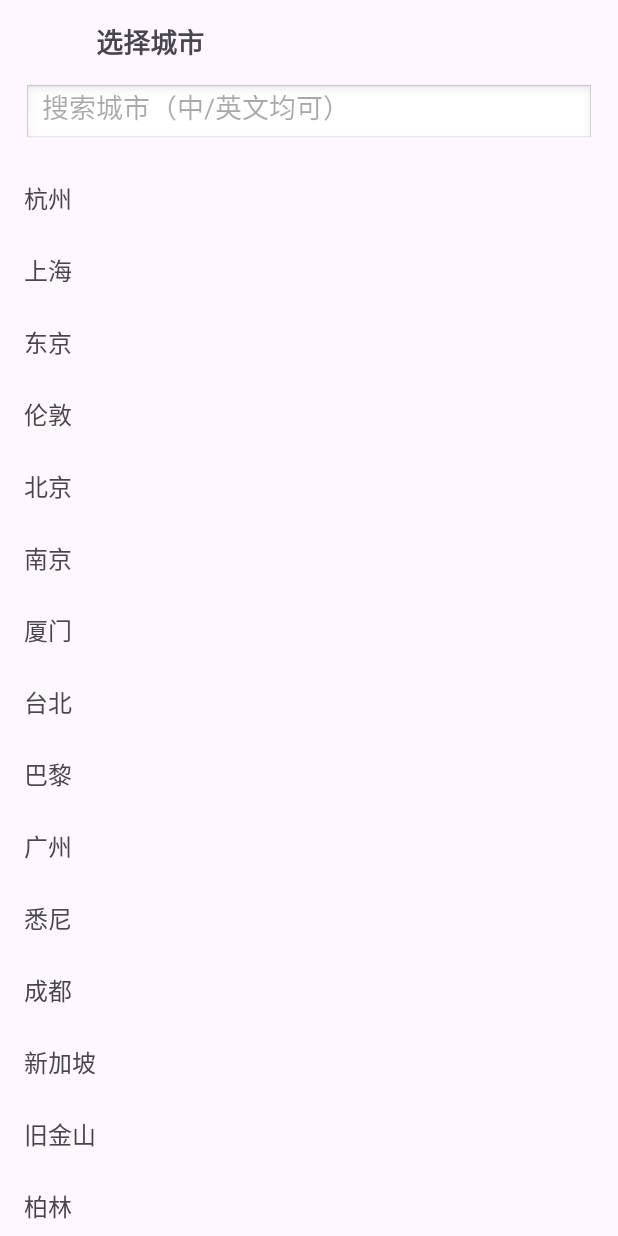
After one commit to SeanidHau/DressCode, an Android app: the CitySelectActivity screen opened directly, with no data from a screen before it, on a phone screen of 412 x 824 dp. The commit adds this screen. Run offline under Robolectric (Android 15) with nearby library versions, the phone set to English and light mode, and no system bars; our stand-ins replace Room's generated code.

Commit message:
feat(weather): add city selection page, Chinese city names, and weather description mapping
- Implemented CitySelectActivity with RecyclerView, search, and city selection
- Added built-in city dataset (Chinese displayName + English queryName)
- Updated CityEntity structure and Room version/schema
- Added insertCityIfNotExists() and countByQueryName() for safe initialization
- Updated WeatherRepository refresh logic to use queryName and store Chinese names
- Added WeatherTextMapper for English→Chinese weather description mapping
- Updated WeatherFragment to display Chinese city/weather names
- Updated CityAdapter to use displayName

```diff
--- a/app/src/main/AndroidManifest.xml
+++ b/app/src/main/AndroidManifest.xml
@@ -3,6 +3,7 @@
     xmlns:tools="http://schemas.android.com/tools">
     <uses-permission android:name="android.permission.INTERNET" />
     <uses-permission android:name="android.permission.ACCESS_FINE_LOCATION" />
+    <uses-permission android:name="android.permission.ACCESS_COARSE_LOCATION" />
 
     <application
         android:allowBackup="true"
@@ -22,6 +23,9 @@
                 <category android:name="android.intent.category.LAUNCHER" />
             </intent-filter>
         </activity>
+        <activity
+            android:name=".ui.weather.CitySelectActivity"
+            android:exported="false" />
     </application>
 
 </manifest>
--- a/app/src/main/java/com/dresscode/app/data/local/AppDatabase.java
+++ b/app/src/main/java/com/dresscode/app/data/local/AppDatabase.java
@@ -16,7 +16,7 @@ import com.dresscode.app.data.local.entity.WeatherCacheEntity;
                 CityEntity.class,
                 WeatherCacheEntity.class
         },
-        version = 1,
+        version = 2,
         exportSchema = false
 )
 public abstract class AppDatabase extends RoomDatabase {
--- a/app/src/main/java/com/dresscode/app/data/local/dao/CityDao.java
+++ b/app/src/main/java/com/dresscode/app/data/local/dao/CityDao.java
@@ -20,7 +20,7 @@ public interface CityDao {
     @Update
     void updateCity(CityEntity city);
 
-    @Query("SELECT * FROM city ORDER BY isCurrent DESC, name ASC")
+    @Query("SELECT * FROM city ORDER BY isCurrent DESC, displayName ASC")
     LiveData<List<CityEntity>> getAllCities();
 
     @Query("SELECT * FROM city WHERE isCurrent = 1 LIMIT 1")
@@ -31,4 +31,7 @@ public interface CityDao {
 
     @Query("UPDATE city SET isCurrent = 1 WHERE id = :cityId")
     void setCurrentCity(int cityId);
+
+    @Query("SELECT COUNT(*) FROM city WHERE queryName = :queryName")
+    int countByQueryName(String queryName);
 }
--- a/app/src/main/java/com/dresscode/app/data/local/entity/CityEntity.java
+++ b/app/src/main/java/com/dresscode/app/data/local/entity/CityEntity.java
@@ -10,16 +10,26 @@ public class CityEntity {
     @PrimaryKey(autoGenerate = true)
     public int id;
 
+    /** 中文显示名，比如 "上海"、"杭州"、"纽约" */
     @NonNull
-    public String name;
+    public String displayName;
+
+    /** 用于 OpenWeather 查询的英文名，比如 "Shanghai"、"Hangzhou"、"New York" */
+    @NonNull
+    public String queryName;
 
     public double lat;
     public double lng;
 
     public boolean isCurrent;
 
-    public CityEntity(@NonNull String name, double lat, double lng, boolean isCurrent) {
-        this.name = name;
+    public CityEntity(@NonNull String displayName,
+                      @NonNull String queryName,
+                      double lat,
+                      double lng,
+                      boolean isCurrent) {
+        this.displayName = displayName;
+        this.queryName = queryName;
         this.lat = lat;
         this.lng = lng;
         this.isCurrent = isCurrent;
--- a/app/src/main/java/com/dresscode/app/data/repository/WeatherRepository.java
+++ b/app/src/main/java/com/dresscode/app/data/repository/WeatherRepository.java
@@ -13,6 +13,7 @@ import com.dresscode.app.data.remote.RetrofitClient;
 import com.dresscode.app.data.remote.api.WeatherApi;
 import com.dresscode.app.common.ApiKeys;
 import com.dresscode.app.model.WeatherResponse;
+import com.dresscode.app.utils.WeatherTextMapper;
 
 import java.util.List;
 import java.util.concurrent.ExecutorService;
@@ -73,13 +74,22 @@ public class WeatherRepository {
         });
     }
 
+    public void insertCityIfNotExists(CityEntity city) {
+        executor.execute(() -> {
+            int count = cityDao.countByQueryName(city.queryName);
+            if (count == 0) {
+                long id = cityDao.insertCity(city);
+                city.id = (int) id;
+            }
+        });
+    }
+
     /** 从后端刷新天气并写入 Room */
     public void refreshWeatherForCity(CityEntity city, Runnable onSuccess, Runnable onError) {
-        // 使用 OpenWeather API 按城市名查询
         Call<WeatherResponse> call = weatherApi.getCurrentWeather(
-                city.name,
+                city.queryName,
                 ApiKeys.OPEN_WEATHER_API_KEY,
-                "metric"   // 使用摄氏度
+                "metric"
         );
 
         call.enqueue(new Callback<WeatherResponse>() {
@@ -88,16 +98,16 @@ public class WeatherRepository {
                 if (response.isSuccessful() && response.body() != null) {
                     WeatherResponse body = response.body();
 
-                    String name = body.cityName != null ? body.cityName : city.name;
+                    String name = body.cityName != null ? body.cityName : city.queryName;
                     double temp = (body.main != null) ? body.main.temp : 0.0;
                     String desc = null;
                     if (body.weather != null && !body.weather.isEmpty()) {
-                        desc = body.weather.get(0).description;
+                        desc = WeatherTextMapper.toChinese(body.weather.get(0).description);
                     }
 
                     WeatherCacheEntity entity = new WeatherCacheEntity(
                             city.id,
-                            name,
+                            city.displayName,
                             temp,
                             desc,
                             System.currentTimeMillis()
--- /dev/null
+++ b/app/src/main/java/com/dresscode/app/ui/weather/CityAdapter.java
@@ -0,0 +1,97 @@
+package com.dresscode.app.ui.weather;
+
+import android.view.LayoutInflater;
+import android.view.View;
+import android.view.ViewGroup;
+import android.widget.TextView;
+
+import androidx.annotation.NonNull;
+import androidx.recyclerview.widget.RecyclerView;
+
+import com.dresscode.app.R;
+import com.dresscode.app.data.local.entity.CityEntity;
+
+import java.util.ArrayList;
+import java.util.List;
+import java.util.Locale;
+
+public class CityAdapter extends RecyclerView.Adapter<CityAdapter.CityViewHolder> {
+
+    public interface OnCityClickListener {
+        void onCityClick(CityEntity city);
+    }
+
+    private final List<CityEntity> fullList = new ArrayList<>();
+    private final List<CityEntity> displayList = new ArrayList<>();
+    private final OnCityClickListener listener;
+
+    public CityAdapter(OnCityClickListener listener) {
+        this.listener = listener;
+    }
+
+    public void setData(List<CityEntity> cities) {
+        fullList.clear();
+        if (cities != null) {
+            fullList.addAll(cities);
+        }
+        filter(""); // 默认不过滤
+    }
+
+    public void filter(String keyword) {
+        displayList.clear();
+        if (keyword == null || keyword.trim().isEmpty()) {
+            displayList.addAll(fullList);
+        } else {
+            String lower = keyword.toLowerCase(Locale.getDefault());
+            for (CityEntity c : fullList) {
+                if (c.queryName.toLowerCase(Locale.getDefault()).contains(lower)) {
+                    displayList.add(c);
+                }
+            }
+        }
+        notifyDataSetChanged();
+    }
+
+    @NonNull
+    @Override
+    public CityViewHolder onCreateViewHolder(@NonNull ViewGroup parent, int viewType) {
+        View view = LayoutInflater.from(parent.getContext())
+                .inflate(R.layout.item_city, parent, false);
+        return new CityViewHolder(view);
+    }
+
+    @Override
+    public void onBindViewHolder(@NonNull CityViewHolder holder, int position) {
+        CityEntity city = displayList.get(position);
+        holder.bind(city, listener);
+    }
+
+    @Override
+    public int getItemCount() {
+        return displayList.size();
+    }
+
+    static class CityViewHolder extends RecyclerView.ViewHolder {
+
+        private final TextView tvCityName;
+        private final TextView tvCitySub;
+
+        public CityViewHolder(@NonNull View itemView) {
+            super(itemView);
+            tvCityName = itemView.findViewById(R.id.tvCityNameItem);
+            tvCitySub = itemView.findViewById(R.id.tvCitySub);
+        }
+
+        public void bind(CityEntity city, OnCityClickListener listener) {
+            tvCityName.setText(city.displayName);
+            // 如果你以后想加拼音/国家等信息，可以显示在 tvCitySub
+            tvCitySub.setVisibility(View.GONE);
+
+            itemView.setOnClickListener(v -> {
+                if (listener != null) {
+                    listener.onCityClick(city);
+                }
+            });
+        }
+    }
+}
--- /dev/null
+++ b/app/src/main/java/com/dresscode/app/ui/weather/CitySelectActivity.java
@@ -0,0 +1,120 @@
+package com.dresscode.app.ui.weather;
+
+import android.os.Bundle;
+import android.text.Editable;
+import android.text.TextWatcher;
+import android.widget.EditText;
+import android.widget.ImageButton;
+
+import androidx.annotation.Nullable;
+import androidx.appcompat.app.AppCompatActivity;
+import androidx.lifecycle.ViewModelProvider;
+import androidx.recyclerview.widget.LinearLayoutManager;
+import androidx.recyclerview.widget.RecyclerView;
+
+import com.dresscode.app.R;
+import com.dresscode.app.data.local.entity.CityEntity;
+import com.dresscode.app.viewmodel.WeatherViewModel;
+
+import java.util.ArrayList;
+import java.util.List;
+
+public class CitySelectActivity extends AppCompatActivity {
+
+    private WeatherViewModel weatherViewModel;
+    private CityAdapter adapter;
+
+    @Override
+    protected void onCreate(@Nullable Bundle savedInstanceState) {
+        super.onCreate(savedInstanceState);
+        setContentView(R.layout.activity_city_select);
+
+        // ViewModel
+        weatherViewModel = new ViewModelProvider(
+                this,
+                new ViewModelProvider.AndroidViewModelFactory(getApplication())
+        ).get(WeatherViewModel.class);
+
+        ImageButton btnBack = findViewById(R.id.btnBack);
+        EditText etSearch = findViewById(R.id.etSearch);
+        RecyclerView rvCityList = findViewById(R.id.rvCityList);
+
+        // RecyclerView 设置
+        adapter = new CityAdapter(city -> {
+            // 确保写入数据库
+            weatherViewModel.insertCityIfNotExists(city);
+            // 设为当前城市
+            weatherViewModel.setCurrentCity(city);
+            // 关闭页面
+            finish();
+        });
+        rvCityList.setLayoutManager(new LinearLayoutManager(this));
+        rvCityList.setAdapter(adapter);
+
+        // ✅ 关键点：先把内置城市全部写入数据库（不会重复）
+        initBuiltInCitiesOnce();
+
+        // 然后永远监听 DB 里的城市列表
+        weatherViewModel.getCityList().observe(this, cities -> {
+            if (cities != null) {
+                adapter.setData(cities);
+            }
+        });
+
+        // 返回按钮
+        btnBack.setOnClickListener(v -> finish());
+
+        // 搜索框监听
+        etSearch.addTextChangedListener(new TextWatcher() {
+            @Override public void beforeTextChanged(CharSequence s, int start, int count, int after) {}
+            @Override public void onTextChanged(CharSequence s, int start, int before, int count) {
+                adapter.filter(s.toString());
+            }
+            @Override public void afterTextChanged(Editable s) {}
+        });
+    }
+
+    /** 每次进页面都跑一遍没关系，Repository 里会检查是否已存在 */
+    private void initBuiltInCitiesOnce() {
+        List<CityEntity> list = getBuiltInCities();
+        for (CityEntity c : list) {
+            weatherViewModel.insertCityIfNotExists(c);
+        }
+    }
+
+    /** 内置城市列表：中文展示 + 英文查询名 */
+    private List<CityEntity> getBuiltInCities() {
+        List<CityEntity> list = new ArrayList<>();
+
+        // —— 国内常见大城市 ——
+        list.add(new CityEntity("北京", "Beijing", 39.9042, 116.4074, false));
+        list.add(new CityEntity("上海", "Shanghai", 31.2304, 121.4737, false));
+        list.add(new CityEntity("广州", "Guangzhou", 23.1291, 113.2644, false));
+        list.add(new CityEntity("深圳", "Shenzhen", 22.5431, 114.0579, false));
+        list.add(new CityEntity("杭州", "Hangzhou", 30.2741, 120.1551, false));
+        list.add(new CityEntity("成都", "Chengdu", 30.5728, 104.0668, false));
+        list.add(new CityEntity("重庆", "Chongqing", 29.5630, 106.5516, false));
+        list.add(new CityEntity("武汉", "Wuhan", 30.5928, 114.3055, false));
+        list.add(new CityEntity("西安", "Xi'an", 34.3416, 108.9398, false));
+        list.add(new CityEntity("南京", "Nanjing", 32.0603, 118.7969, false));
+        list.add(new CityEntity("苏州", "Suzhou", 31.2989, 120.5853, false));
+        list.add(new CityEntity("青岛", "Qingdao", 36.0662, 120.3826, false));
+        list.add(new CityEntity("厦门", "Xiamen", 24.4798, 118.0894, false));
+        list.add(new CityEntity("香港", "Hong Kong", 22.3193, 114.1694, false));
+        list.add(new CityEntity("台北", "Taipei", 25.0330, 121.5654, false));
+
+        // —— 国外常见大城市 ——
+        list.add(new CityEntity("纽约", "New York", 40.7128, -74.0060, false));
+        list.add(new CityEntity("伦敦", "London", 51.5074, -0.1278, false));
+        list.add(new CityEntity("巴黎", "Paris", 48.8566, 2.3522, false));
+        list.add(new CityEntity("东京", "Tokyo", 35.6895, 139.6917, false));
+        list.add(new CityEntity("首尔", "Seoul", 37.5665, 126.9780, false));
+        list.add(new CityEntity("新加坡", "Singapore", 1.3521, 103.8198, false));
+        list.add(new CityEntity("悉尼", "Sydney", -33.8688, 151.2093, false));
+        list.add(new CityEntity("洛杉矶", "Los Angeles", 34.0522, -118.2437, false));
+        list.add(new CityEntity("旧金山", "San Francisco", 37.7749, -122.4194, false));
+        list.add(new CityEntity("柏林", "Berlin", 52.5200, 13.4050, false));
+
+        return list;
+    }
+}
--- a/app/src/main/java/com/dresscode/app/viewmodel/WeatherViewModel.java
+++ b/app/src/main/java/com/dresscode/app/viewmodel/WeatherViewModel.java
@@ -56,6 +56,10 @@ public class WeatherViewModel extends AndroidViewModel {
         currentWeather = repository.getWeatherForCity(cityId);
     }
 
+    public void insertCityIfNotExists(CityEntity city) {
+        repository.insertCityIfNotExists(city);
+    }
+
     /** 刷新天气（远端 → Room） */
     public void refreshWeather(CityEntity city) {
         loading.setValue(true);
--- /dev/null
+++ b/app/src/main/res/drawable/ic_arrow_back.xml
@@ -0,0 +1,4 @@
+<?xml version="1.0" encoding="utf-8"?>
+<selector xmlns:android="http://schemas.android.com/apk/res/android">
+
+</selector>
--- /dev/null
+++ b/app/src/main/res/layout/activity_city_select.xml
@@ -0,0 +1,53 @@
+<?xml version="1.0" encoding="utf-8"?>
+<LinearLayout xmlns:android="http://schemas.android.com/apk/res/android"
+    android:orientation="vertical"
+    android:padding="0dp"
+    android:layout_width="match_parent"
+    android:layout_height="match_parent">
+
+    <!-- 顶部栏 -->
+    <LinearLayout
+        android:layout_width="match_parent"
+        android:layout_height="56dp"
+        android:gravity="center_vertical"
+        android:paddingHorizontal="16dp">
+
+        <ImageButton
+            android:id="@+id/btnBack"
+            android:layout_width="40dp"
+            android:layout_height="40dp"
+            android:background="@android:color/transparent"
+            android:src="@drawable/ic_arrow_back"
+            android:contentDescription="返回" />
+
+        <TextView
+            android:id="@+id/tvTitle"
+            android:layout_width="wrap_content"
+            android:layout_height="wrap_content"
+            android:text="选择城市"
+            android:textStyle="bold"
+            android:textSize="18sp"
+            android:layout_marginStart="8dp" />
+    </LinearLayout>
+
+    <!-- 搜索框 -->
+    <EditText
+        android:id="@+id/etSearch"
+        android:layout_width="match_parent"
+        android:layout_height="40dp"
+        android:layout_marginHorizontal="16dp"
+        android:layout_marginBottom="8dp"
+        android:background="@android:drawable/edit_text"
+        android:paddingHorizontal="12dp"
+        android:hint="搜索城市（中/英文均可）"
+        android:singleLine="true" />
+
+    <!-- 城市列表 -->
+    <androidx.recyclerview.widget.RecyclerView
+        android:id="@+id/rvCityList"
+        android:layout_width="match_parent"
+        android:layout_height="0dp"
+        android:layout_marginTop="4dp"
+        android:layout_weight="1" />
+
+</LinearLayout>
--- /dev/null
+++ b/app/src/main/res/layout/item_city.xml
@@ -0,0 +1,26 @@
+<?xml version="1.0" encoding="utf-8"?>
+<LinearLayout xmlns:android="http://schemas.android.com/apk/res/android"
+    android:orientation="vertical"
+    android:paddingHorizontal="16dp"
+    android:paddingVertical="12dp"
+    android:layout_width="match_parent"
+    android:layout_height="wrap_content"
+    android:background="?attr/selectableItemBackground">
+
+    <TextView
+        android:id="@+id/tvCityNameItem"
+        android:layout_width="wrap_content"
+        android:layout_height="wrap_content"
+        android:text="City Name"
+        android:textSize="16sp" />
+
+    <TextView
+        android:id="@+id/tvCitySub"
+        android:layout_width="wrap_content"
+        android:layout_height="wrap_content"
+        android:text="子标题（可选）"
+        android:textSize="12sp"
+        android:textColor="#888888"
+        android:visibility="gone" />
+
+</LinearLayout>
```
Also changed, not shown: app/src/main/java/com/dresscode/app/ui/weather/WeatherFragment.java (+8 -9 lines), app/src/main/java/com/dresscode/app/utils/WeatherTextMapper.java (added, +76 -0 lines).
